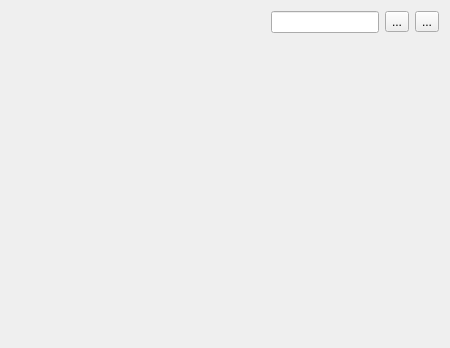
Before: the Qt Designer form src/gui/cv_image_form.ui in YuriyRusinov/db_qt_opencv, drawn with Qt 5.
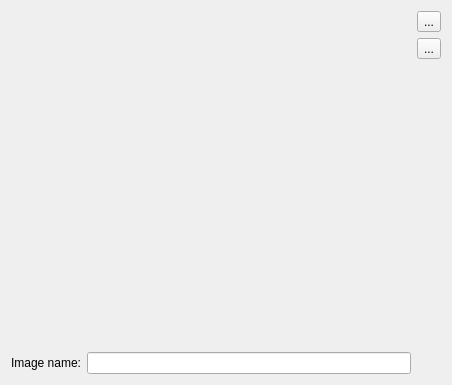
After: the same form once the commit is applied.

Commit message: Some debug print was commented.

What changed in the file:
```diff
--- a/src/gui/cv_image_form.ui
+++ b/src/gui/cv_image_form.ui
@@ -6,19 +6,19 @@
    <rect>
     <x>0</x>
     <y>0</y>
-    <width>450</width>
-    <height>348</height>
+    <width>452</width>
+    <height>385</height>
    </rect>
   </property>
   <property name="windowTitle">
    <string>Form</string>
   </property>
   <layout class="QGridLayout" name="gridLayout">
-   <item row="0" column="0" rowspan="2">
+   <item row="0" column="0">
     <widget class="QLabel" name="lImage">
      <property name="sizePolicy">
       <sizepolicy hsizetype="Preferred" vsizetype="Preferred">
-       <horstretch>1</horstretch>
+       <horstretch>0</horstretch>
        <verstretch>0</verstretch>
       </sizepolicy>
      </property>
@@ -28,23 +28,22 @@
     </widget>
    </item>
    <item row="0" column="1">
-    <widget class="QLineEdit" name="lEImageName"/>
-   </item>
-   <item row="0" column="2">
+    <layout class="QVBoxLayout" name="buttonsLayout">
+     <item>
     <widget class="QToolButton" name="tbLoadImage">
      <property name="text">
       <string>...</string>
      </property>
     </widget>
    </item>
-   <item row="0" column="3">
+     <item>
     <widget class="QToolButton" name="tbSaveImage">
      <property name="text">
       <string>...</string>
      </property>
     </widget>
    </item>
-   <item row="1" column="1">
+     <item>
     <spacer name="verticalSpacer">
      <property name="orientation">
       <enum>Qt::Vertical</enum>
@@ -52,10 +51,29 @@
      <property name="sizeHint" stdset="0">
       <size>
        <width>20</width>
-       <height>271</height>
+         <height>258</height>
       </size>
      </property>
     </spacer>
+     </item>
+    </layout>
+   </item>
+   <item row="1" column="0">
+    <layout class="QHBoxLayout" name="horizontalLayout">
+     <item>
+      <widget class="QLabel" name="lImageName">
+       <property name="text">
+        <string>&lt;html&gt;&lt;head/&gt;&lt;body&gt;&lt;p&gt;Image name:&lt;/p&gt;&lt;/body&gt;&lt;/html&gt;</string>
+       </property>
+       <property name="alignment">
+        <set>Qt::AlignRight|Qt::AlignTrailing|Qt::AlignVCenter</set>
+       </property>
+      </widget>
+     </item>
+     <item>
+      <widget class="QLineEdit" name="lEImageName"/>
+     </item>
+    </layout>
    </item>
   </layout>
  </widget>
```
Lines whose indentation alone changed are shown as unchanged. The commit also changes 2 other files.
